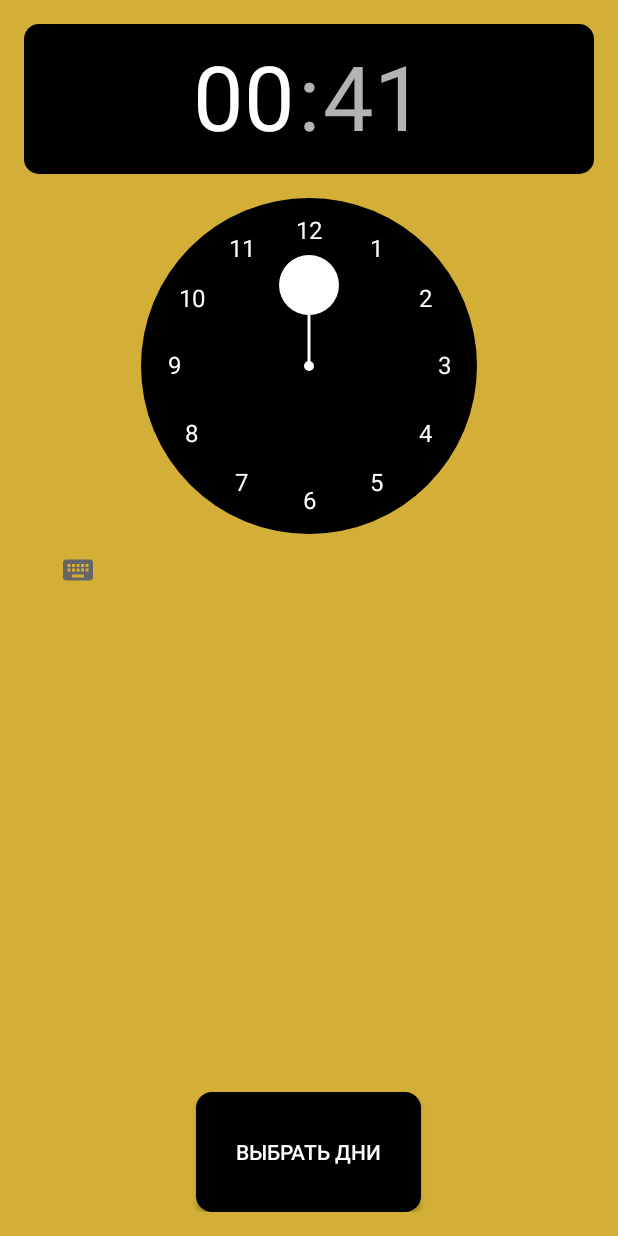
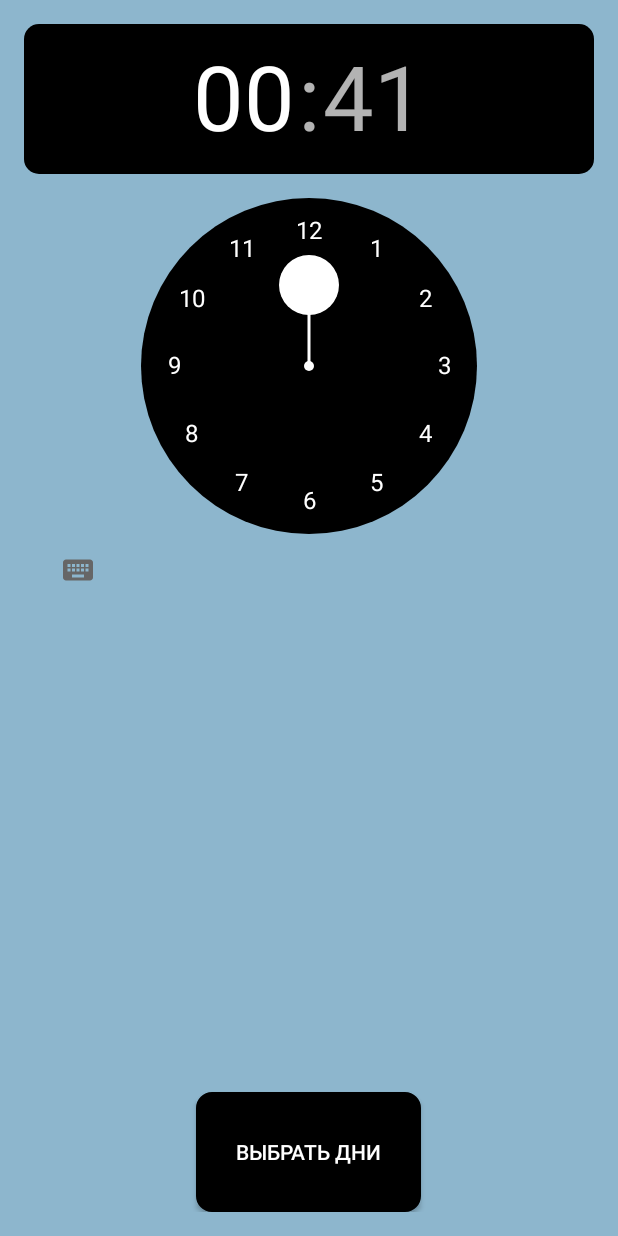
Before and after one commit to ZlotIv/AlarmClock, an Android app: the AlarmSettings screen opened directly, with no data from a screen before it, on a phone screen of 412 x 824 dp. Run offline under Robolectric (Android 15) with nearby library versions, the phone set to English and light mode, and no system bars.

Commit message:
Был изменён фон и снова добавлен метод завершения работы, т.к. он был удалён

```diff
--- a/app/src/main/res/drawable/alertdialogbackground.xml
+++ b/app/src/main/res/drawable/alertdialogbackground.xml
@@ -3,6 +3,6 @@
     android:inset="20dp">
     <shape android:shape="rectangle">
         <corners android:radius="10dp"/>
-        <solid android:color="@color/colorGold"/>
+        <solid android:color="@color/lightskyBlue"/>
     </shape>
 </inset>
--- a/app/src/main/res/values-w820dp/dimens.xml
+++ /dev/null
@@ -1,6 +0,0 @@
-<resources>
-    <!-- Example customization of dimensions originally defined in res/values/dimens.xml
-         (such as screen margins) for screens with more than 820dp of available width. This
-         would include 7" and 10" devices in landscape (~960dp and ~1280dp respectively). -->
-    <dimen name="activity_horizontal_margin">64dp</dimen>
-</resources>
--- a/app/src/main/res/values/colors.xml
+++ b/app/src/main/res/values/colors.xml
@@ -1,6 +1,6 @@
 <?xml version="1.0" encoding="utf-8"?>
 <resources>
-    <color name="colorGold">#D4AF37</color>
+    <color name="lightskyBlue">#8DB6CD</color>
     <color name="colorBlack">#000000</color>
     <color name="colorWhite">#ffffff</color>
 </resources>
--- a/app/src/main/res/values/styles.xml
+++ b/app/src/main/res/values/styles.xml
@@ -5,7 +5,7 @@
         <!-- Customize your theme here. -->
         <item name="android:statusBarColor">@color/colorBlack</item>
         <item name="android:timePickerStyle">@style/myTimePicker</item>
-        <item name="android:colorBackground">@color/colorGold</item>
+        <item name="android:colorBackground">@color/lightskyBlue</item>
     </style>
     <style name="myTimePicker" parent="@android:style/Widget.Material.Light.TimePicker">
         <item name="android:numbersSelectorColor">@color/colorWhite</item>
@@ -19,6 +19,7 @@
     </style>
     <style name="myAlertDialog" parent="@style/Theme.AppCompat.Light.Dialog.Alert">
         <item name="android:textColor">@color/colorBlack</item>
+        <item name="android:colorPrimary">@color/colorBlack</item>
         <item name="android:colorAccent">@color/colorBlack</item>
         <item name="android:colorControlNormal">@color/colorBlack</item>
         <item name="android:colorControlActivated">@color/colorBlack</item>
```
Also changed, not shown: app/build.gradle (+3 -5 lines), app/src/main/java/zlotnikov/alarmclock/WakeUp.java (+20 -3 lines).
